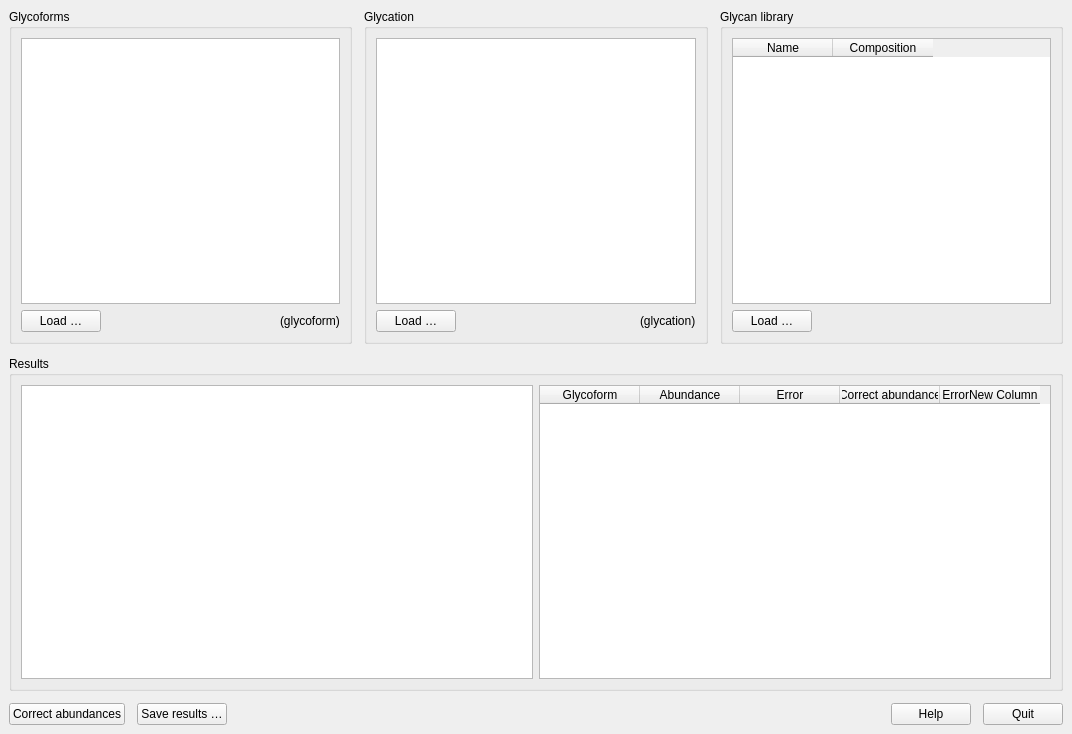
First picture: the form in main_window.ui, repository cdl-biosimilars/cafog, before the edit.
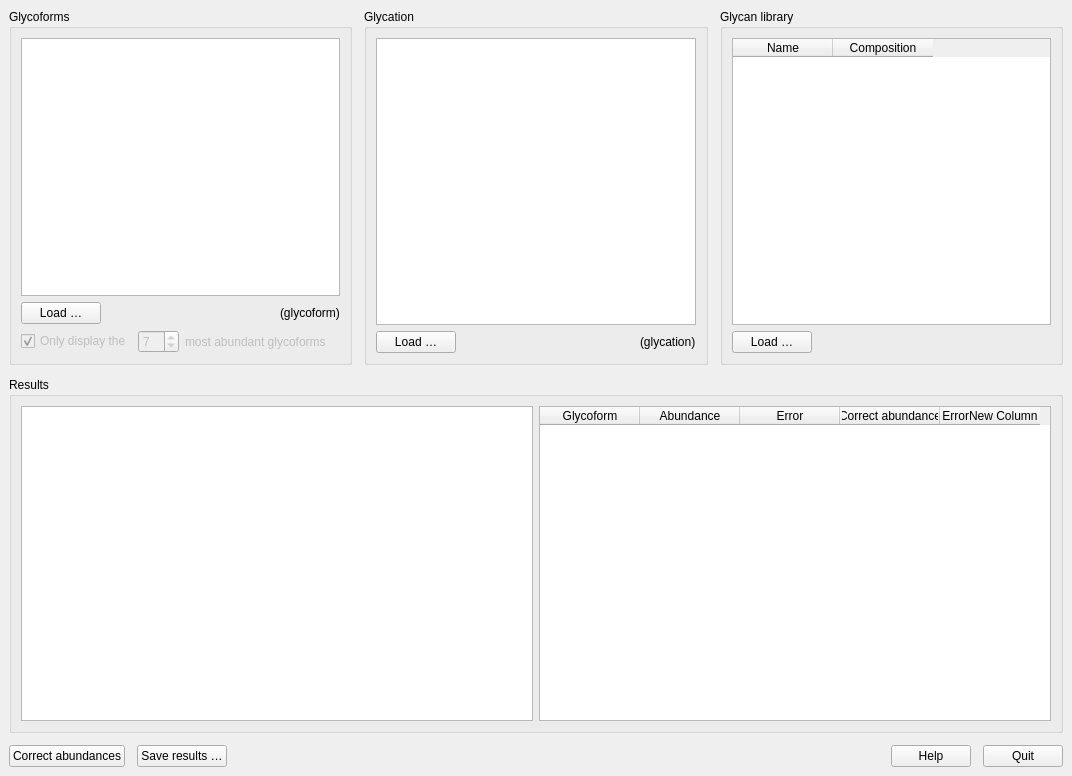
Second picture: the form after the edit. Custom widgets are drawn as their Qt base class.

Commit message: implement load glycoforms and associated functionality

Diff of the .ui file:
```diff
--- a/main_window.ui
+++ b/main_window.ui
@@ -7,7 +7,7 @@
     <x>0</x>
     <y>0</y>
     <width>1072</width>
-    <height>734</height>
+    <height>776</height>
    </rect>
   </property>
   <property name="windowTitle">
@@ -73,6 +73,56 @@
            </item>
           </layout>
          </item>
+         <item>
+          <layout class="QHBoxLayout" name="horizontalLayout_7">
+           <item>
+            <widget class="QCheckBox" name="cbAggGlycoforms">
+             <property name="enabled">
+              <bool>false</bool>
+             </property>
+             <property name="text">
+              <string>Only display the</string>
+             </property>
+             <property name="checked">
+              <bool>true</bool>
+             </property>
+            </widget>
+           </item>
+           <item>
+            <widget class="QSpinBox" name="sbAggGlycoforms">
+             <property name="enabled">
+              <bool>false</bool>
+             </property>
+             <property name="value">
+              <number>7</number>
+             </property>
+            </widget>
+           </item>
+           <item>
+            <widget class="QLabel" name="lbAggGlycoforms">
+             <property name="enabled">
+              <bool>false</bool>
+             </property>
+             <property name="text">
+              <string>most abundant glycoforms</string>
+             </property>
+            </widget>
+           </item>
+           <item>
+            <spacer name="horizontalSpacer_5">
+             <property name="orientation">
+              <enum>Qt::Horizontal</enum>
+             </property>
+             <property name="sizeHint" stdset="0">
+              <size>
+               <width>1</width>
+               <height>20</height>
+              </size>
+             </property>
+            </spacer>
+           </item>
+          </layout>
+         </item>
         </layout>
        </widget>
       </item>
```
The commit also changes 2 other files.
